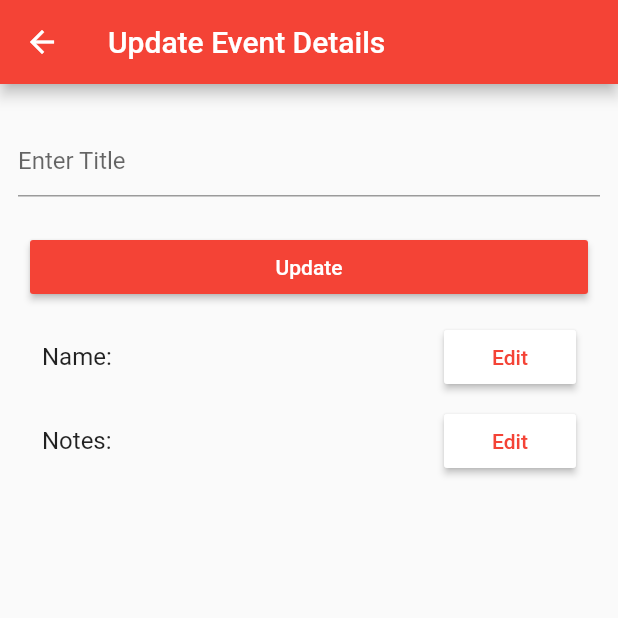
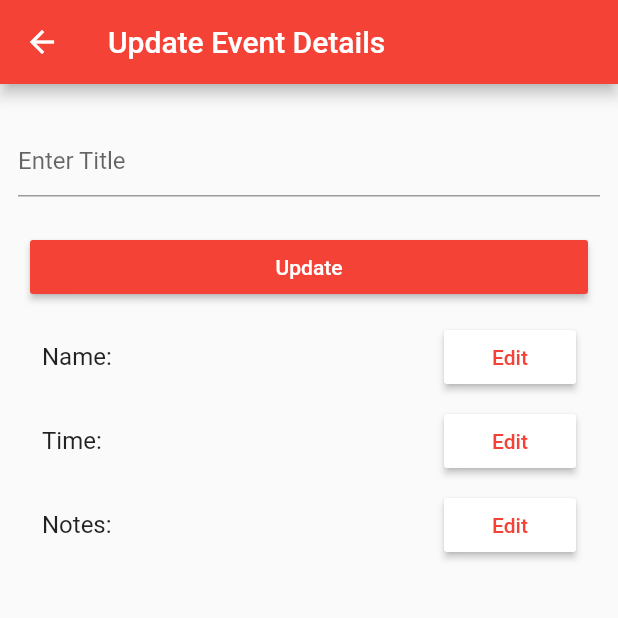
Before and after one commit to HarrisonChotzen/puspo, a Flutter app: the UpdateDataFromFireStore screen opened directly with empty values, after a tap on "Update", on a phone screen of 412 x 824 dp, the top half of it. Run offline on Flutter 3.47's test engine with Material 2 defaults, Android fonts, the phone set to English and light mode, and no system bars; our stand-ins replace cloud_firestore; accounts and stored records are empty.

Commit message:
Added time and number of players

```diff
--- a/lib/event.dart
+++ b/lib/event.dart
@@ -5,7 +5,8 @@ import 'eventPage.dart';
 class Event {
   String name;
   String notes;
-  DateTime dob;
+  String time;
+  int numPlayersNeeded;
   EventPage page;
   final DocumentReference reference;
 
@@ -14,7 +15,7 @@ class Event {
 
   Event.fromMap(Map<String, dynamic> map, {this.reference})
      : assert(map['name'] != null, map['notes'] != null),
-       name = map['name'], notes = map['notes'];
+       name = map['name'], notes = map['notes'], time = map['time'], numPlayersNeeded = map['numPlayersNeeded'];
 
 
   Event()
--- a/lib/eventForm.dart
+++ b/lib/eventForm.dart
@@ -3,6 +3,8 @@ import 'package:flutter/material.dart';
 import 'event.dart';
 import 'eventsList.dart';
 import 'package:cloud_firestore/cloud_firestore.dart';
+
+
 
 final GlobalKey<ScaffoldState> _scaffoldKey = new GlobalKey<ScaffoldState>();
 void showMessage(String message, [MaterialColor color = Colors.blue]) {
@@ -29,7 +31,7 @@ class _EventFormState extends State<EventForm> {
     } else {
       form.save(); //This invokes each call to onSaved
       print('Submitting to back end...');
-      Firestore.instance.collection('Event').reference().add({'name': newGame.name, 'notes': newGame.notes})
+      Firestore.instance.collection('Event').reference().add({'name': newGame.name, 'notes': newGame.notes, 'time': newGame.time, 'numPlayersNeeded': newGame.numPlayersNeeded})
         .then((value) =>
           showMessage('New event page created for ${newGame.name}', Colors.blue)
         );
@@ -78,6 +80,23 @@ class _EventFormState extends State<EventForm> {
                     ),
                     onSaved: (value) { newGame.notes = value; },
                   ),
+                  new TextFormField(
+                    decoration: const InputDecoration(
+                      icon: const Icon(Icons.create),
+                      hintText: 'Enter Time of Game',
+                      labelText: 'Time',
+                    ),
+                    onSaved: (value) { newGame.time = value; },
+                  ),
+                  new TextFormField(
+                    decoration: const InputDecoration(
+                      icon: const Icon(Icons.create),
+                      hintText: 'Enter Number of Players Needed',
+                      labelText: '# players needed',
+                    ),
+                    // validator: (value) => isNumeric(value) ? 'Must be a number' : null,
+                    onSaved: (value) { newGame.numPlayersNeeded = int.parse(value); },
+                  ),
                   new Container(
                       padding: const EdgeInsets.only(left: 40.0, top: 20.0),
                       child: new RaisedButton(
--- a/lib/eventsList.dart
+++ b/lib/eventsList.dart
@@ -26,11 +26,22 @@ class _UpdateDataFromFireStoreState extends State<UpdateDataFromFireStore> {
           .collection('Event')
           .document(_currentDocument.documentID)
           .updateData({'name': _controller.text});
-    } else {
+    } else if (detailType == "notes") {
       await db
           .collection('Event')
           .document(_currentDocument.documentID)
           .updateData({'notes': _controller.text});
+    } else if (detailType == "numPlayersNeeded") {
+      await db
+          .collection('Event')
+          .document(_currentDocument.documentID)
+          .updateData({'numPlayersNeeded': _controller.text});
+    }
+    else {
+      await db
+          .collection('Event')
+          .document(_currentDocument.documentID)
+          .updateData({'time': _controller.text});
     }
   }
 
@@ -79,6 +90,22 @@ class _UpdateDataFromFireStoreState extends State<UpdateDataFromFireStore> {
                               },
                             ),
                           ),
+                           ListTile(
+                            title: Text('Time: ' + snap.data['time'] ?? 'nil'),
+                            trailing: RaisedButton(
+                              child: Text("Edit"),
+                              color: Colors.white,
+                              textColor: Colors.red,
+                              onPressed: () async {
+                                setState(() {
+                                  _currentDocument = snap;
+                                  _controller.text = snap.data['time'];
+                                  detailType = "time";
+                                });
+                              },
+                            ),
+                          ),
+
                       ListTile(
                           title: Text('Notes: ' + snap.data['notes'] ?? 'nil'),
                           trailing: RaisedButton(
@@ -161,6 +188,7 @@ class EventsListState extends State<EventsList> {
        ),
        child: ListTile(
          title: Text(game.name),
+         subtitle: Text(game.time),
          trailing: IconButton(icon: Icon(Icons.edit),
             onPressed: () { Navigator.push(context, MaterialPageRoute(
               builder: (context) => UpdateDataFromFireStore(docSnap: snapshot),
```
Also changed, not shown: lib/eventPage.dart (+24 -0 lines), pubspec.lock, 1 other file.
